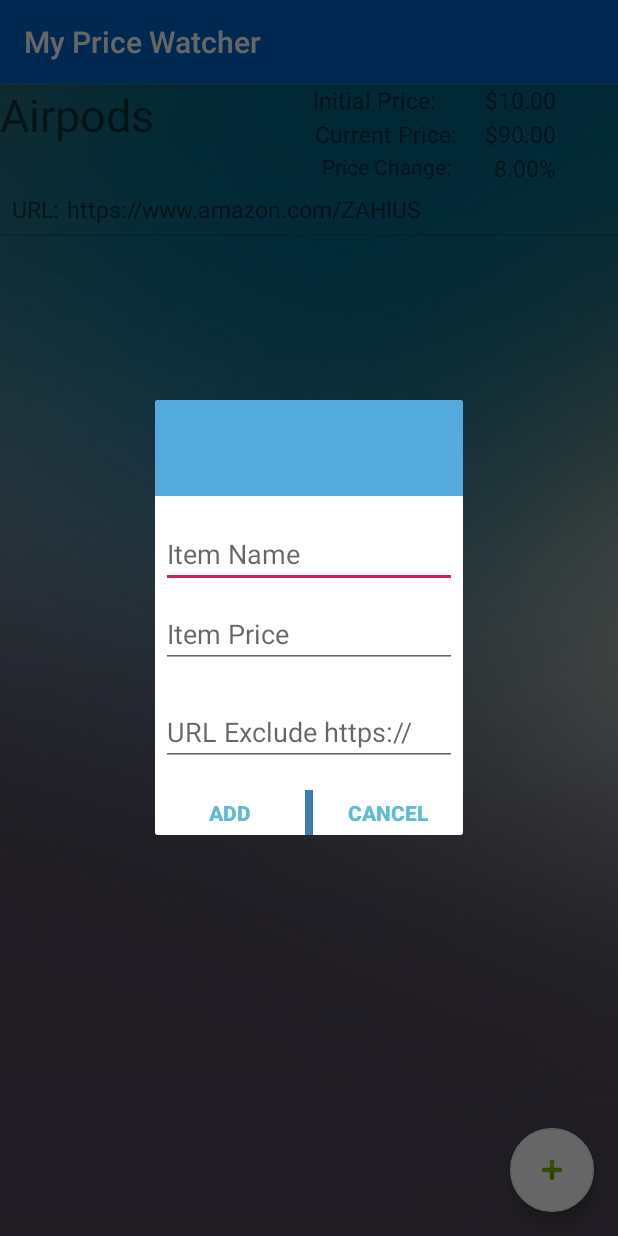
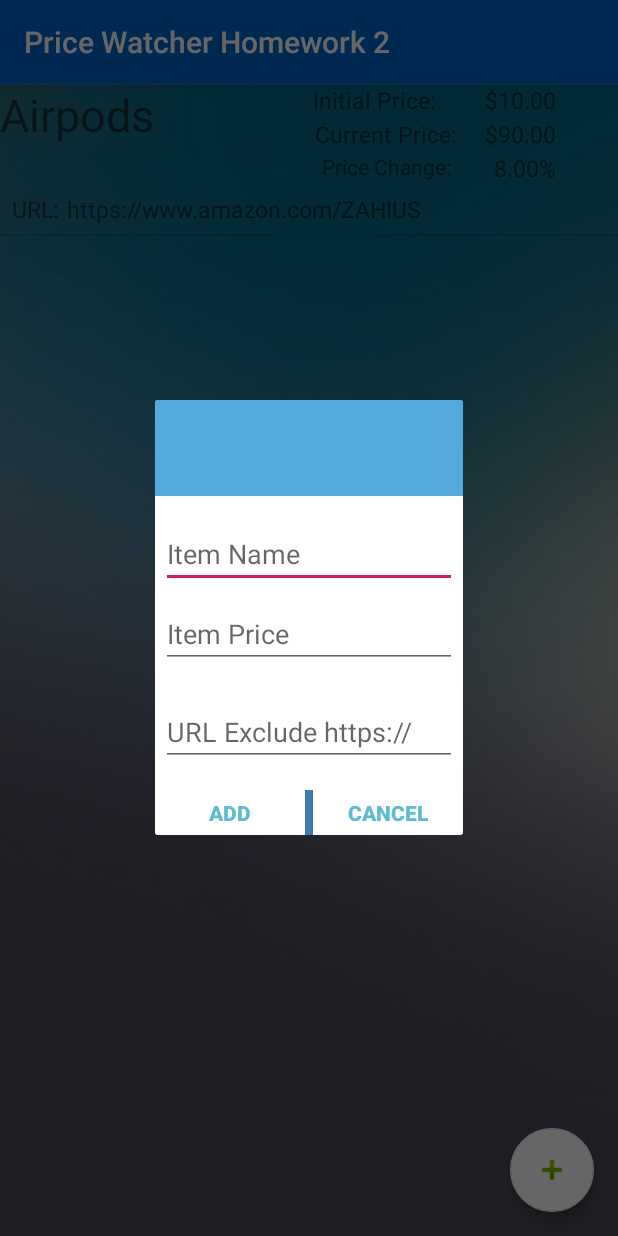
Before and after one commit to KevinApodaca/PriceWatcherAndroid, an Android app: the screen it shows after launch (MainActivity), after a tap on an icon or button, on a phone screen of 412 x 824 dp. Run offline under Robolectric (Android 15) with nearby library versions, the phone set to English and light mode, and no system bars.

Commit message:
Changed App name

```diff
--- a/Homework 2/app/src/src/main/res/values/strings.xml
+++ b/Homework 2/app/src/src/main/res/values/strings.xml
@@ -1,3 +1,3 @@
 <resources>
-    <string name="app_name">My Price Watcher</string>
+    <string name="app_name">Price Watcher Homework 2</string>
 </resources>
```
